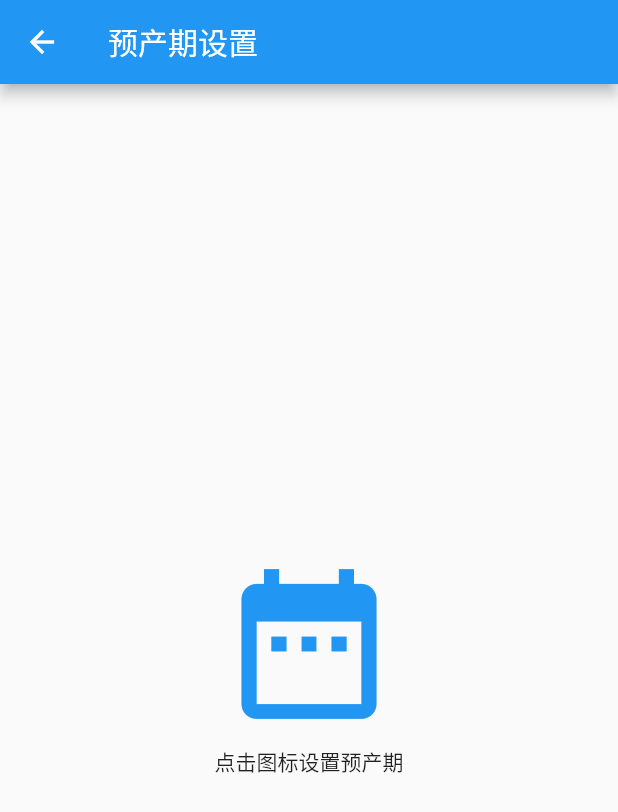
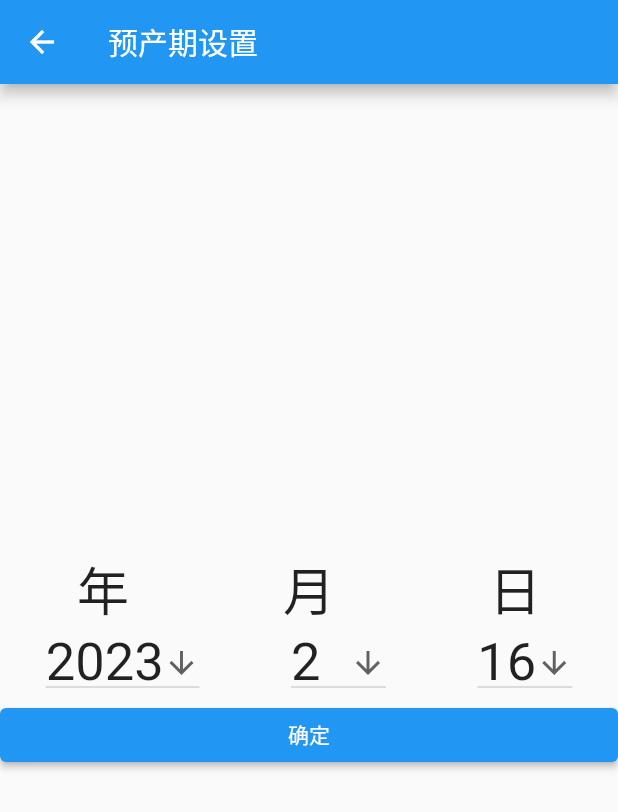
Before and after one commit to lostsquirrel/fetal_movement_counter, a Flutter app: the InitView screen opened directly, on a phone screen of 412 x 824 dp. Shown: the top 812 px of the screen. Run offline on Flutter 3.47's test engine with Material 2 defaults, Android fonts, the phone set to English and light mode, and no system bars; our stand-ins replace package_info_plus, sqflite; accounts and stored records are empty.

Commit message:
实现功能: 预产期设置

```diff
--- /dev/null
+++ b/lib/common.dart
@@ -0,0 +1,27 @@
+import 'package:flutter/material.dart';
+
+const loading = <Widget>[
+  SizedBox(
+    width: 60,
+    height: 60,
+    child: CircularProgressIndicator(),
+  ),
+  Padding(
+    padding: EdgeInsets.only(top: 16),
+    child: Text('Loading...'),
+  ),
+];
+
+List<Widget> showError(Object? err) {
+  return <Widget>[
+    const Icon(
+      Icons.error_outline,
+      color: Colors.red,
+      size: 60,
+    ),
+    Padding(
+      padding: const EdgeInsets.only(top: 16),
+      child: Text('Error: $err'),
+    ),
+  ];
+}
--- a/lib/init_view.dart
+++ b/lib/init_view.dart
@@ -1,50 +1,180 @@
+import 'package:fetal_movement_counter/home_view.dart';
+import 'package:fetal_movement_counter/info_service.dart';
 import 'package:flutter/material.dart';
-import 'package:provider/provider.dart';
 
-import 'info_view_model.dart';
+import 'common.dart';
+import 'utils.dart';
 
-// set the expected date of childbirth as first
-class InitView extends StatelessWidget {
+// set the expected date of childbirth as first start
+class InitView extends StatefulWidget {
   const InitView({super.key});
-  static const routeName = "/";
+  static const routeName = "/init";
+
+  @override
+  State<InitView> createState() => _InitViewState();
+}
+
+class _InitViewState extends State<InitView> {
+  final _formKey = GlobalKey<FormState>();
+  final monthes = 12;
+  late int year;
+  late int month;
+  late int day;
+  late DateTime start;
+  late DateTime end;
+  late bool yearGap;
+
+  @override
+  void initState() {
+    super.initState();
+    var current = DateTime.now();
+    year = current.year;
+    month = current.month;
+    yearGap = month != 1;
+    day = current.day;
+    start = DateTime(current.year, current.month, current.day);
+    end = DateTime(current.year, current.month + monthes, current.day);
+  }
+
   @override
   Widget build(BuildContext context) {
-
     return Scaffold(
       appBar: AppBar(title: const Text("预产期设置")),
-      body: Center(
-        child: Column(
-          mainAxisAlignment: MainAxisAlignment.center,
-          crossAxisAlignment: CrossAxisAlignment.center,
-          children: [
-            IconButton(
-              iconSize: 120,
-              icon: const Icon(
-                Icons.date_range,
-                color: Colors.blue,
-              ),
-              onPressed: () => _showDate(context),
+      body: FutureBuilder(
+        future: hasExpectedDate(),
+        builder: (BuildContext context, AsyncSnapshot<bool> snapshot) {
+          List<Widget> children;
+          if (snapshot.hasData) {
+            var hasExpectedDate = snapshot.data;
+            // print(hasExpectedDate);
+            if (hasExpectedDate != null && hasExpectedDate) {
+              Future.delayed(Duration.zero, () {
+                Navigator.pushNamed(context, HomeView.routeName);
+              });
+              children = [];
+            } else {
+              children = [_buildForm(context)];
+            }
+          } else if (snapshot.hasError) {
+            children = showError(snapshot.error);
+          } else {
+            children = loading;
+          }
+          return Center(
+            child: Column(
+              mainAxisAlignment: MainAxisAlignment.center,
+              children: children,
             ),
-            const Text("点击图标设置预产期"),
-          ],
-        ),
+          );
+        },
       ),
     );
   }
 
-  // bool _hasExpectedDate() {
-  //   return SfDateRangePicker()
-  // }
+  Form _buildForm(BuildContext context) {
+    return Form(
+      key: _formKey,
+      child: Column(children: [
+        Row(
+          mainAxisAlignment: MainAxisAlignment.spaceAround,
+          children: ["年", "月", "日"].map((e) => _label(e)).toList(),
+        ),
+        Row(
+          mainAxisAlignment: MainAxisAlignment.spaceAround,
+          children: [
+            _buildYear(),
+            _buildMonth(),
+            _buildDay(),
+          ],
+        ),
+        Row(
+          children: [
+            Expanded(
+                child: ElevatedButton(
+              child: const Text("确定"),
+              onPressed: () {
+                addExpectedDate(DateTime(year, month, day)).then((value) {
+                  Navigator.pushNamed(context, HomeView.routeName);
+                });
+              },
+            ))
+          ],
+        ),
+      ]),
+    );
+  }
 
-  Future<void> _showDate(BuildContext context) async {
-    var current = DateTime.now();
-    final DateTime? picked = await showDatePicker(
-        context: context,
-        initialDate: current,
-        firstDate: current,
-        lastDate: current.add(const Duration(days: 7 * 80)));
-    if (picked != null && picked != current) {
-      print(picked);
+  DropdownButton<int> _buildYear() {
+    List<int> years() {
+      return [start.year, if (end.year != start.year) end.year];
     }
+
+    return _builder(start.year, years(), start.year, (e) {
+      setState(() {
+        year = e!;
+      });
+    });
+  }
+
+  Widget _buildMonth() {
+    var m = Iterable<int>.generate(monthes, (i) => i + 1).toList();
+    int startItem = 1;
+    if (yearGap && year == start.year) {
+      startItem = start.month;
+    }
+    // print(m);
+    return _builder(month, m, startItem, (e) {
+      setState(() {
+        month = e!;
+      });
+    });
+  }
+
+  Widget _buildDay() {
+    var days =
+        Iterable<int>.generate(daysInMonth(year, month), (i) => i + 1).toList();
+    int startItem = 1;
+    if (start.month == month && start.year == year) {
+      startItem = start.day;
+    }
+
+    return _builder(day, days, startItem, (e) {
+      setState(() {
+        day = e!;
+      });
+    });
+  }
+
+  DropdownButton<int> _builder(
+      int initValue, List<int> items, int start, Function(int?) handler) {
+    return DropdownButton<int>(
+      value: initValue,
+      icon: const Icon(Icons.arrow_downward),
+      elevation: 16,
+      onChanged: handler,
+      items: items.map<DropdownMenuItem<int>>((e) {
+        var enabled2 = e >= start;
+        return DropdownMenuItem<int>(
+          value: e,
+          enabled: enabled2,
+          child: Text(
+            e.toString(),
+            style: TextStyle(
+              color: enabled2 ? null : Colors.grey,
+              fontSize: enabled2 ? 35 : 16,
+            ),
+          ),
+        );
+      }).toList(),
+    );
+  }
+
+  Widget _label(String label) {
+    return Text(
+      label,
+      style: const TextStyle(
+        fontSize: 35,
+      ),
+    );
   }
 }
--- a/lib/models/info_model.dart
+++ b/lib/models/info_model.dart
@@ -13,7 +13,7 @@ class InfoModel {
     Map<String, dynamic> item =
         items.lastWhere((e) => e['key'] == expectedDateKey, orElse: () => {});
     if (item.isNotEmpty) {
-      expectedDate = DateTime(item['value']);
+      expectedDate = DateTime.parse(item['value']);
     }
   }
 }
--- /dev/null
+++ b/lib/utils.dart
@@ -0,0 +1,7 @@
+int daysInMonth(int year, month) {
+  var d = DateTime(year, month + 1, 1).difference(DateTime(year, month, 1));
+  return d.inDays;
+}
+
+int gestionWeeks = 40;
+int daysInWeek = 7;
```
Also changed, not shown: lib/database_helper.dart (+20 -20 lines), lib/gestation_week_view.dart (added, +40 -0 lines), lib/home_view.dart (+20 -37 lines), lib/info_helper.dart (+9 -11 lines), lib/info_service.dart (+12 -13 lines), lib/info_view.dart (deleted, +0 -25 lines), lib/info_view_model.dart (+0 -13 lines), lib/main.dart (+12 -16 lines), 2 other files.
